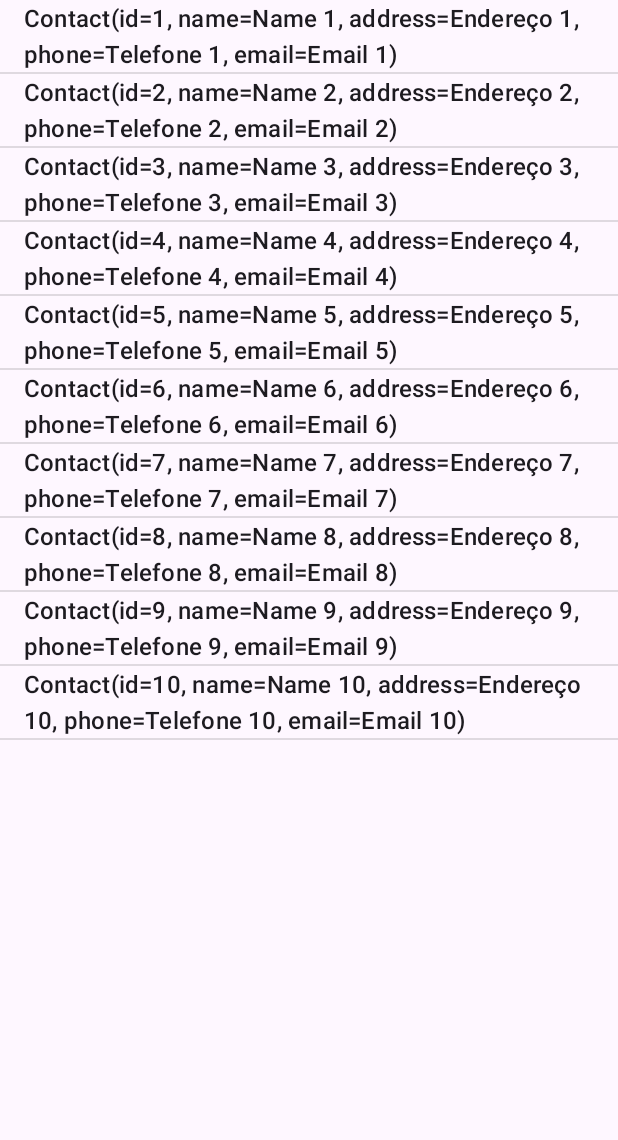
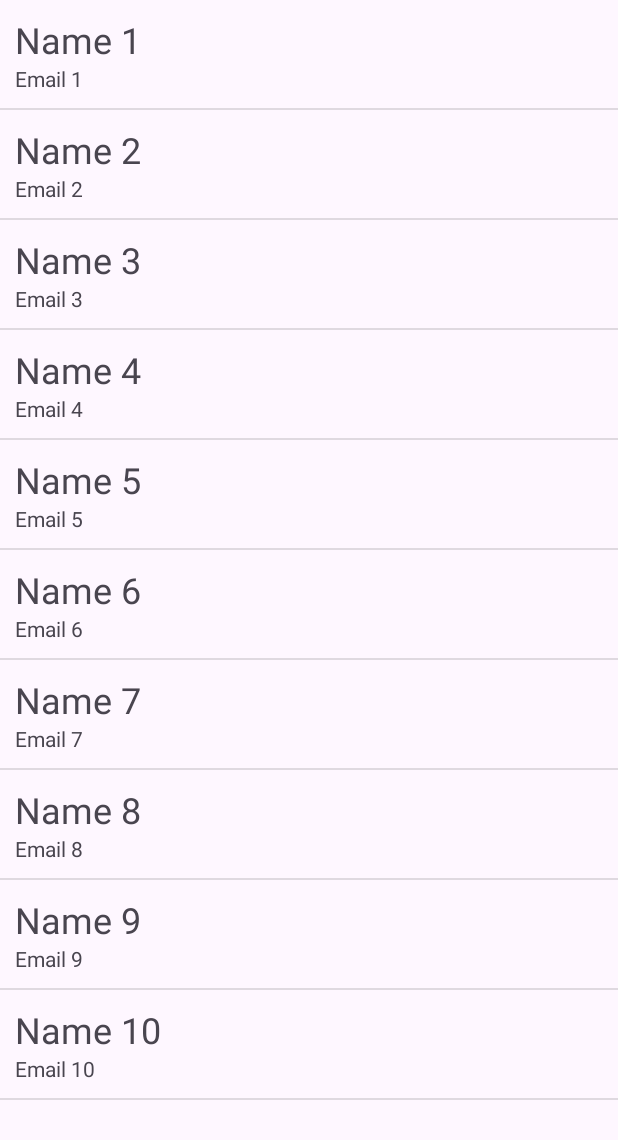
Before and after one commit to erlonprifsp/ContactList, an Android app: the screen it shows after launch (MainActivity), on a phone screen of 412 x 824 dp, the part 96-1236 px from its top. Run offline under Robolectric (Android 15) with nearby library versions, the phone set to English and light mode, and no system bars.

Commit message:
pratica - fase 2 - concluida

```diff
--- a/app/src/main/java/br/edu/scl/ifsp/sdm/contactlist/view/MainActivity.kt
+++ b/app/src/main/java/br/edu/scl/ifsp/sdm/contactlist/view/MainActivity.kt
@@ -11,6 +11,7 @@ import android.widget.ArrayAdapter
 import androidx.activity.result.ActivityResultLauncher
 import androidx.activity.result.contract.ActivityResultContracts
 import br.edu.scl.ifsp.sdm.contactlist.R // importa a classe R
+import br.edu.scl.ifsp.sdm.contactlist.adapter.ContactAdapter
 // A classe Bundle é uma classe que representa um conjunto de pares de chave-valor. Os bundles são frequentemente usados para armazenar dados que precisam ser passados entre atividades ou entre uma atividade e um fragmento
 import br.edu.scl.ifsp.sdm.contactlist.databinding.ActivityMainBinding
 import br.edu.scl.ifsp.sdm.contactlist.model.Constant.EXTRA_CONTACT
@@ -28,8 +29,9 @@ class MainActivity : AppCompatActivity() { // declara a classe MainActivity como
     private val contactList: MutableList<Contact> = mutableListOf()
 
     // Adapter
-    private val contactAdapter: ArrayAdapter<String> by lazy {
-        ArrayAdapter(this, android.R.layout.simple_list_item_1, contactList.map{ it.toString() })
+    // private val contactAdapter: ArrayAdapter<String> by lazy {
+    private val contactAdapter: ContactAdapter by lazy {
+        ContactAdapter(this, contactList)
     }
 
     // contactActivityResultLauncher
@@ -52,7 +54,7 @@ class MainActivity : AppCompatActivity() { // declara a classe MainActivity como
                         // editar o contato que já existe na lista
                     } else {
                         contactList.add(contact) // adiciona o contato
-                        contactAdapter.add(contact.toString()) // atualiza o Adapter
+                        // contactAdapter.add(contact.toString()) // atualiza o Adapter
                     }
                     contactAdapter.notifyDataSetChanged() // atualiza o Adapter após a alteração no DataSource
                 }
--- a/build.gradle.kts
+++ b/build.gradle.kts
@@ -1,5 +1,5 @@
 // Top-level build file where you can add configuration options common to all sub-projects/modules.
 plugins {
-    id("com.android.application") version "8.1.2" apply false
+    id("com.android.application") version "8.1.3" apply false
     id("org.jetbrains.kotlin.android") version "1.9.0" apply false
 }
```
